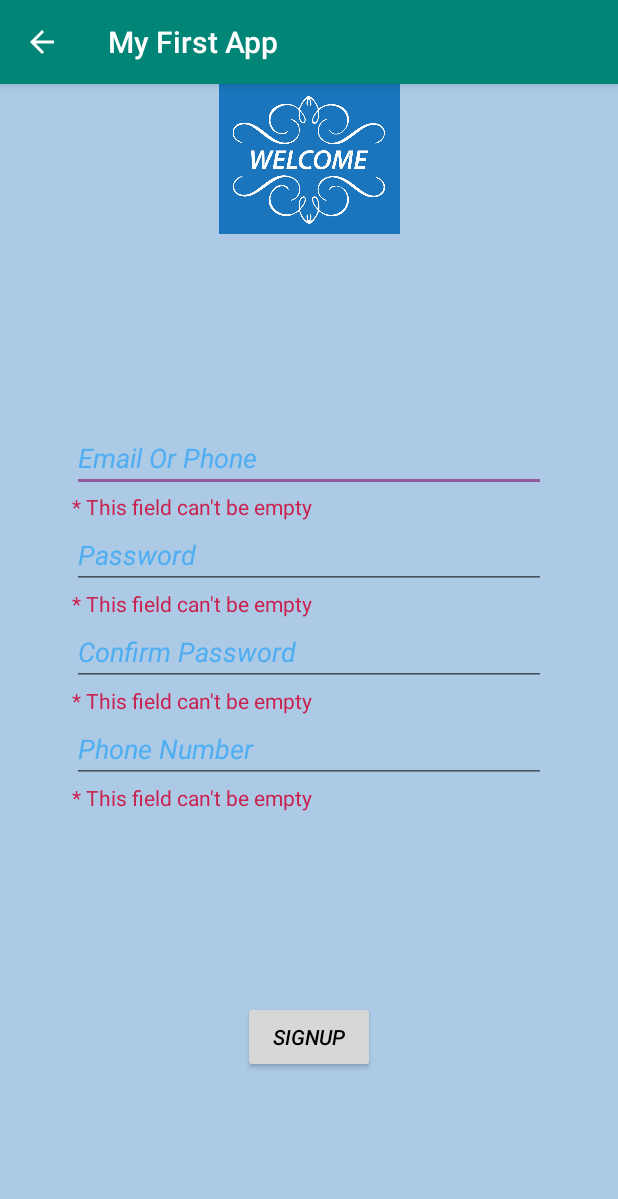
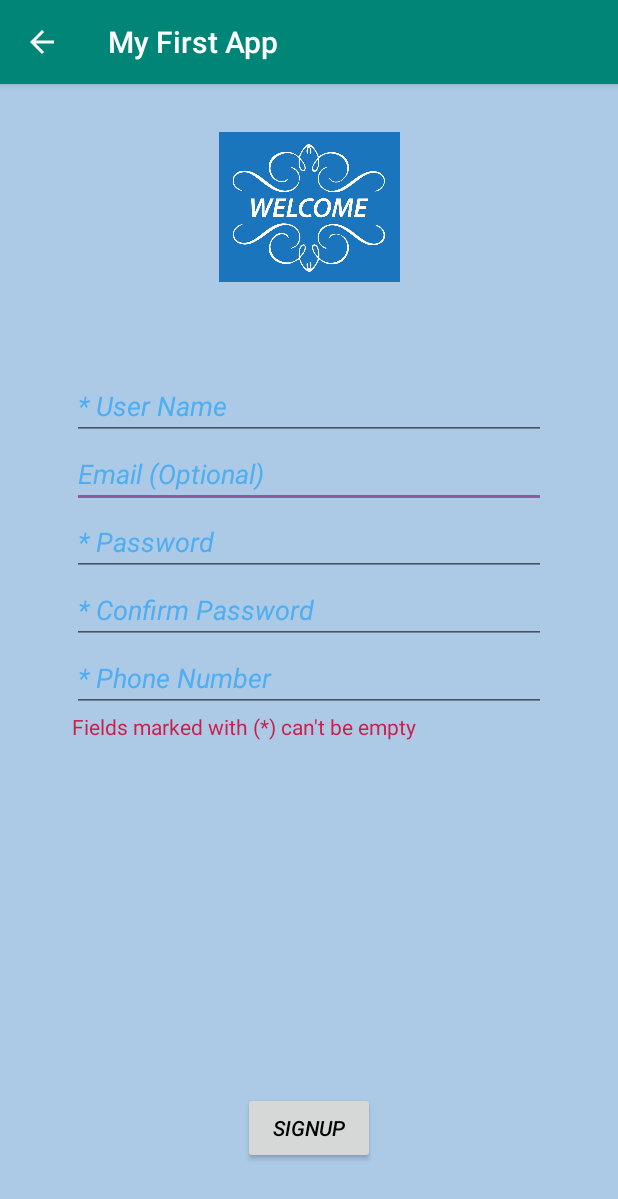
Before and after one commit to Venkipullela/GamesApp, an Android app: the SignUp screen opened directly, with no data from a screen before it, after a tap on "SIGNUP", on a phone screen of 412 x 824 dp. Shown: the top 1199 px of the screen. Run offline under Robolectric (Android 15) with nearby library versions, the phone set to English and light mode, and no system bars.

Commit message:
removed multiple error hints in signup page and added username field

```diff
--- a/app/src/main/java/com/example/venkatesh/myfirstapp/SignUp.java
+++ b/app/src/main/java/com/example/venkatesh/myfirstapp/SignUp.java
@@ -5,6 +5,7 @@ import android.support.v7.app.AppCompatActivity;
 import android.os.Bundle;
 import android.view.View;
 import android.widget.EditText;
+import android.widget.TextView;
 
 public class SignUp extends AppCompatActivity {
 
@@ -17,45 +18,22 @@ public class SignUp extends AppCompatActivity {
 
 
     public void loadData(View view) throws Exception{
+        String username = ((EditText) findViewById(R.id.username)).getText().toString();
         String email = ((EditText) findViewById(R.id.email)).getText().toString();
         String password = ((EditText)findViewById(R.id.password)).getText().toString();
         String password_re = ((EditText)findViewById(R.id.password_re)).getText().toString();
         String phone = ((EditText)findViewById(R.id.phone)).getText().toString();
         boolean flag = true;
-        if(email.isEmpty()){
-            //((EditText) findViewById(R.id.email)).setHint("Email is empty");
-            findViewById(R.id.email_eh).setVisibility(View.VISIBLE);
+        if(username.isEmpty() || password.isEmpty() || password_re.isEmpty() || phone.isEmpty()){
+            findViewById(R.id.fields_mandatory).setVisibility(View.VISIBLE);
             flag = false;
-        }else {
-            findViewById(R.id.email_eh).setVisibility(View.INVISIBLE);
-        }
-        if(password.isEmpty()){
-//            ((EditText) findViewById(R.id.password)).setHint("Password is empty");
-            findViewById(R.id.password_eh).setVisibility(View.VISIBLE);
-            flag = false;
-        }else {
-            findViewById(R.id.password_eh).setVisibility(View.INVISIBLE);
-        }
-        if(password_re.isEmpty()){
-//            ((EditText) findViewById(R.id.password_re)).setHint("Confirm Password is empty");
-            findViewById(R.id.confirm_password_eh).setVisibility(View.VISIBLE);
-            flag = false;
-        }else {
-            findViewById(R.id.confirm_password_eh).setVisibility(View.INVISIBLE);
-        }
-        if(phone.isEmpty()){
-//            ((EditText) findViewById(R.id.phone)).setHint("Phone Number is empty");
-            findViewById(R.id.phone_eh).setVisibility(View.VISIBLE);
-            flag = false;
-        }else {
-            findViewById(R.id.phone_eh).setVisibility(View.INVISIBLE);
         }
         if(!flag){
             return;
         }else {
             if(!password.equals(password_re)){
-                ((EditText) findViewById(R.id.password_re)).setText("Password didn't match");
-                ((EditText) findViewById(R.id.password)).setText("Password didn't match");
+                ((TextView)findViewById(R.id.fields_mandatory)).setText(R.string.password_mismatch);
+                findViewById(R.id.fields_mandatory).setVisibility(View.VISIBLE);
                 return;
             }
             Intent intent = new Intent(this, SignUpSuccess.class);
--- a/app/src/main/res/layout/activity_sign_up.xml
+++ b/app/src/main/res/layout/activity_sign_up.xml
@@ -8,40 +8,6 @@
     tools:context=".SignUp"
     tools:layout_editor_absoluteY="81dp">
 
-    <TextView
-        android:id="@+id/confirm_password_eh"
-        android:layout_width="0dp"
-        android:layout_height="wrap_content"
-        android:layout_marginStart="48dp"
-        android:layout_marginLeft="48dp"
-        android:layout_marginEnd="48dp"
-        android:layout_marginRight="48dp"
-        android:text="@string/error_hint"
-        android:textColor="@color/error_hint_dark"
-        android:visibility="invisible"
-        app:layout_constraintBottom_toTopOf="@+id/phone"
-        app:layout_constraintEnd_toEndOf="parent"
-        app:layout_constraintHorizontal_bias="0.5"
-        app:layout_constraintStart_toStartOf="parent"
-        app:layout_constraintTop_toBottomOf="@+id/password_re" />
-
-    <TextView
-        android:id="@+id/password_eh"
-        android:layout_width="0dp"
-        android:layout_height="wrap_content"
-        android:layout_marginStart="48dp"
-        android:layout_marginLeft="48dp"
-        android:layout_marginEnd="48dp"
-        android:layout_marginRight="48dp"
-        android:text="@string/error_hint"
-        android:textColor="@color/error_hint_dark"
-        android:visibility="invisible"
-        app:layout_constraintBottom_toTopOf="@+id/password_re"
-        app:layout_constraintEnd_toEndOf="parent"
-        app:layout_constraintHorizontal_bias="0.5"
-        app:layout_constraintStart_toStartOf="parent"
-        app:layout_constraintTop_toBottomOf="@+id/password" />
-
     <EditText
         android:id="@+id/email"
         android:layout_width="0dp"
@@ -51,17 +17,16 @@
         android:layout_marginEnd="48dp"
         android:layout_marginRight="48dp"
         android:ems="10"
-        android:hint="@string/prompt_email"
+        android:hint="@string/optional_email"
         android:inputType="textEmailAddress"
         android:textColor="@color/text_color_light"
         android:textColorHint="@color/hint_color_light"
         android:textStyle="italic"
-        app:layout_constraintBottom_toTopOf="@+id/email_eh"
+        app:layout_constraintBottom_toTopOf="@+id/password"
         app:layout_constraintEnd_toEndOf="parent"
         app:layout_constraintHorizontal_bias="0.5"
         app:layout_constraintStart_toStartOf="parent"
-        app:layout_constraintTop_toBottomOf="@+id/imageView2"
-        app:layout_constraintVertical_chainStyle="packed" />
+        app:layout_constraintTop_toBottomOf="@+id/username" />
 
     <EditText
         android:id="@+id/password"
@@ -77,21 +42,21 @@
         android:textColor="@color/text_color_light"
         android:textColorHint="@color/hint_color_light"
         android:textStyle="italic"
-        app:layout_constraintBottom_toTopOf="@+id/password_eh"
+        app:layout_constraintBottom_toTopOf="@+id/password_re"
         app:layout_constraintEnd_toEndOf="parent"
         app:layout_constraintHorizontal_bias="0.5"
         app:layout_constraintStart_toStartOf="parent"
-        app:layout_constraintTop_toBottomOf="@+id/email_eh" />
+        app:layout_constraintTop_toBottomOf="@+id/email" />
 
     <TextView
-        android:id="@+id/phone_eh"
+        android:id="@+id/fields_mandatory"
         android:layout_width="0dp"
         android:layout_height="wrap_content"
         android:layout_marginStart="48dp"
         android:layout_marginLeft="48dp"
         android:layout_marginEnd="48dp"
         android:layout_marginRight="48dp"
-        android:text="@string/error_hint"
+        android:text="@string/mandaotry_fields"
         android:textColor="@color/error_hint_dark"
         android:visibility="invisible"
         app:layout_constraintBottom_toTopOf="@+id/signup"
@@ -114,11 +79,11 @@
         android:textColor="@color/text_color_light"
         android:textColorHint="@color/hint_color_light"
         android:textStyle="italic"
-        app:layout_constraintBottom_toTopOf="@+id/confirm_password_eh"
+        app:layout_constraintBottom_toTopOf="@+id/phone"
         app:layout_constraintEnd_toEndOf="parent"
         app:layout_constraintHorizontal_bias="0.5"
         app:layout_constraintStart_toStartOf="parent"
-        app:layout_constraintTop_toBottomOf="@+id/password_eh" />
+        app:layout_constraintTop_toBottomOf="@+id/password" />
 
     <EditText
         android:id="@+id/phone"
@@ -134,12 +99,11 @@
         android:textColor="@color/text_color_light"
         android:textColorHint="@color/hint_color_light"
         android:textStyle="italic"
-        app:layout_constraintBottom_toTopOf="@+id/phone_eh"
+        app:layout_constraintBottom_toTopOf="@+id/fields_mandatory"
         app:layout_constraintEnd_toEndOf="parent"
         app:layout_constraintHorizontal_bias="0.5"
         app:layout_constraintStart_toStartOf="parent"
-        app:layout_constraintTop_toBottomOf="@+id/confirm_password_eh"
-        app:layout_constraintVertical_bias="0.729" />
+        app:layout_constraintTop_toBottomOf="@+id/password_re" />
 
     <Button
         android:id="@+id/signup"
@@ -157,7 +121,7 @@
         app:layout_constraintHorizontal_bias="0.5"
         app:layout_constraintStart_toStartOf="parent"
         app:layout_constraintTop_toTopOf="parent"
-        app:layout_constraintVertical_bias="0.90999997" />
+        app:layout_constraintVertical_bias="1.0" />
 
     <ImageView
         android:id="@+id/imageView2"
@@ -165,6 +129,7 @@
         android:layout_height="100dp"
         android:layout_marginStart="48dp"
         android:layout_marginLeft="48dp"
+        android:layout_marginTop="32dp"
         android:layout_marginEnd="48dp"
         android:layout_marginRight="48dp"
         android:contentDescription="@string/welcome_image"
@@ -172,25 +137,31 @@
         app:layout_constraintEnd_toEndOf="parent"
         app:layout_constraintHorizontal_bias="0.5"
         app:layout_constraintStart_toStartOf="parent"
+        app:layout_constraintTop_toTopOf="parent"
         app:layout_constraintVertical_chainStyle="spread_inside"
-        app:srcCompat="@drawable/welcome"
-        tools:layout_editor_absoluteY="48dp" />
+        app:srcCompat="@drawable/welcome" />
 
-    <TextView
-        android:id="@+id/email_eh"
+    <EditText
+        android:id="@+id/username"
         android:layout_width="0dp"
         android:layout_height="wrap_content"
         android:layout_marginStart="48dp"
         android:layout_marginLeft="48dp"
+        android:layout_marginTop="60dp"
         android:layout_marginEnd="48dp"
         android:layout_marginRight="48dp"
-        android:text="@string/error_hint"
-        android:textColor="@color/error_hint_dark"
-        android:visibility="invisible"
-        app:layout_constraintBottom_toTopOf="@+id/password"
+        android:ems="10"
+        android:hint="@string/user_name"
+        android:inputType="textPersonName"
+        android:textColor="@color/text_color_light"
+        android:textColorHint="@color/hint_color_light"
+        android:textStyle="italic"
+        app:layout_constraintBottom_toTopOf="@+id/email"
         app:layout_constraintEnd_toEndOf="parent"
         app:layout_constraintHorizontal_bias="0.5"
         app:layout_constraintStart_toStartOf="parent"
-        app:layout_constraintTop_toBottomOf="@+id/email" />
+        app:layout_constraintTop_toBottomOf="@+id/imageView2"
+        app:layout_constraintVertical_bias="0.0"
+        app:layout_constraintVertical_chainStyle="packed" />
 
 </android.support.constraint.ConstraintLayout>
--- a/app/src/main/res/values/strings.xml
+++ b/app/src/main/res/values/strings.xml
@@ -7,7 +7,7 @@
     <string name="sign_up">SignUp</string>
     <string name="title_activity_sign_up">Sign Up</string>
     <!-- Strings related to login -->
-    <string name="prompt_email">Email Or Phone</string>
+    <string name="prompt_email">Email</string>
     <string name="prompt_password">Password</string>
     <string name="action_sign_in">Sign in or register</string>
     <string name="action_sign_in_short">Sign in</string>
@@ -18,11 +18,15 @@
     <string name="permission_rationale">"Contacts permissions are needed for providing email
         completions."
     </string>
-    <string name="password">Password</string>
-    <string name="password_re">Confirm Password</string>
-    <string name="phone">Phone Number</string>
+    <string name="password">* Password</string>
+    <string name="password_re">* Confirm Password</string>
+    <string name="phone">* Phone Number</string>
     <string name="success_signup">Sign Up Successfully Completed</string>
     <string name="welcome_image">welcome_image</string>
     <string name="title_activity_login">Sign in</string>
     <string name="error_hint">* This field can\'t be empty</string>
+    <string name="password_mismatch">* Passwords didn\'t match</string>
+    <string name="user_name">* User Name</string>
+    <string name="optional_email">Email (Optional)</string>
+    <string name="mandaotry_fields">Fields marked with (*) can\'t be empty</string>
 </resources>
```
